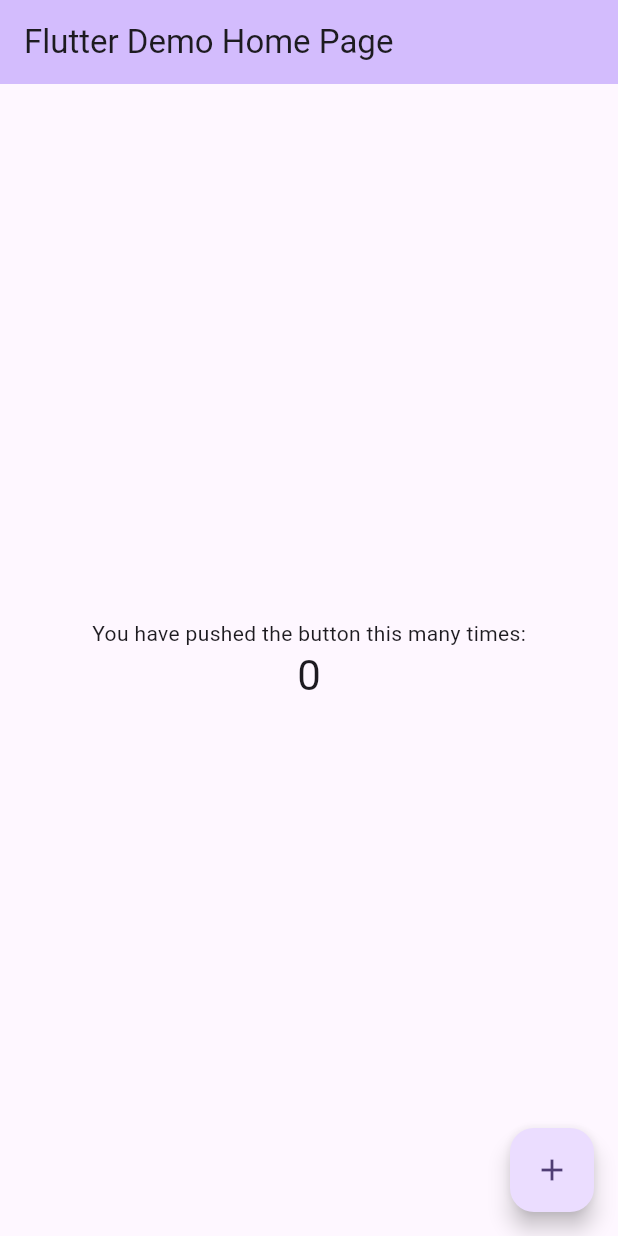
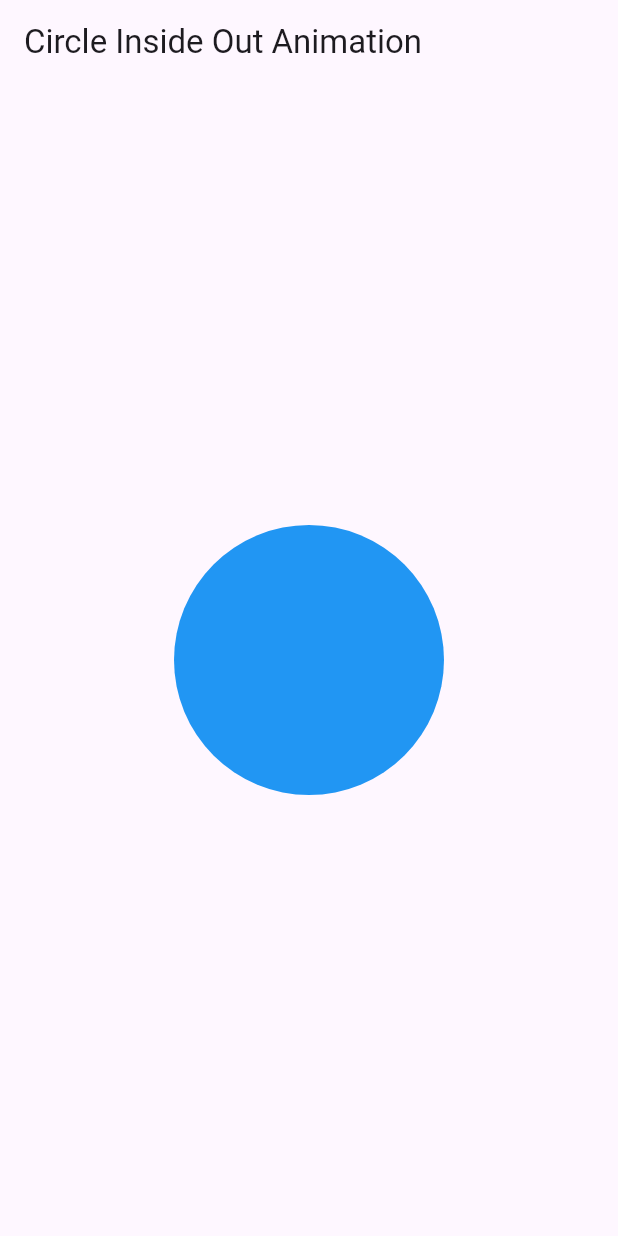
Before and after one commit to SundayOlubode/animation_practice, a Flutter app: the screen it shows after launch, on a phone screen of 412 x 824 dp. Run offline on Flutter 3.47's test engine with Material 3 defaults, Android fonts, the phone set to English and light mode, and no system bars.

Commit message:
add animation

```diff
--- a/lib/main.dart
+++ b/lib/main.dart
@@ -7,119 +7,88 @@ void main() {
 class MyApp extends StatelessWidget {
   const MyApp({super.key});
 
-  // This widget is the root of your application.
   @override
   Widget build(BuildContext context) {
     return MaterialApp(
-      title: 'Flutter Demo',
+      title: 'Circle Inside Out Animation',
       theme: ThemeData(
-        // This is the theme of your application.
-        //
-        // TRY THIS: Try running your application with "flutter run". You'll see
-        // the application has a purple toolbar. Then, without quitting the app,
-        // try changing the seedColor in the colorScheme below to Colors.green
-        // and then invoke "hot reload" (save your changes or press the "hot
-        // reload" button in a Flutter-supported IDE, or press "r" if you used
-        // the command line to start the app).
-        //
-        // Notice that the counter didn't reset back to zero; the application
-        // state is not lost during the reload. To reset the state, use hot
-        // restart instead.
-        //
-        // This works for code too, not just values: Most code changes can be
-        // tested with just a hot reload.
-        colorScheme: ColorScheme.fromSeed(seedColor: Colors.deepPurple),
-        useMaterial3: true,
+        primarySwatch: Colors.blue,
       ),
-      home: const MyHomePage(title: 'Flutter Demo Home Page'),
+      home: const CircleAnimation(),
     );
   }
 }
 
-class MyHomePage extends StatefulWidget {
-  const MyHomePage({super.key, required this.title});
-
-  // This widget is the home page of your application. It is stateful, meaning
-  // that it has a State object (defined below) that contains fields that affect
-  // how it looks.
-
-  // This class is the configuration for the state. It holds the values (in this
-  // case the title) provided by the parent (in this case the App widget) and
-  // used by the build method of the State. Fields in a Widget subclass are
-  // always marked "final".
-
-  final String title;
+class CircleAnimation extends StatefulWidget {
+  const CircleAnimation({super.key});
 
   @override
-  State<MyHomePage> createState() => _MyHomePageState();
+  _CircleAnimationState createState() => _CircleAnimationState();
 }
 
-class _MyHomePageState extends State<MyHomePage> {
-  int _counter = 0;
+class _CircleAnimationState extends State<CircleAnimation>
+    with SingleTickerProviderStateMixin {
+  late final AnimationController _controller;
+  late final Animation<double> _animation;
 
-  void _incrementCounter() {
-    setState(() {
-      // This call to setState tells the Flutter framework that something has
-      // changed in this State, which causes it to rerun the build method below
-      // so that the display can reflect the updated values. If we changed
-      // _counter without calling setState(), then the build method would not be
-      // called again, and so nothing would appear to happen.
-      _counter++;
-    });
+  @override
+  void initState() {
+    super.initState();
+    _controller = AnimationController(
+      duration: const Duration(seconds: 2),
+      vsync: this,
+    );
+
+    _animation = Tween<double>(begin: 0, end: 1).animate(_controller)
+      ..addListener(() {
+        setState(() {});
+      });
+
+    _controller.repeat(reverse: true);
+  }
+
+  @override
+  void dispose() {
+    _controller.dispose();
+    super.dispose();
   }
 
   @override
   Widget build(BuildContext context) {
-    // This method is rerun every time setState is called, for instance as done
-    // by the _incrementCounter method above.
-    //
-    // The Flutter framework has been optimized to make rerunning build methods
-    // fast, so that you can just rebuild anything that needs updating rather
-    // than having to individually change instances of widgets.
     return Scaffold(
       appBar: AppBar(
-        // TRY THIS: Try changing the color here to a specific color (to
-        // Colors.amber, perhaps?) and trigger a hot reload to see the AppBar
-        // change color while the other colors stay the same.
-        backgroundColor: Theme.of(context).colorScheme.inversePrimary,
-        // Here we take the value from the MyHomePage object that was created by
-        // the App.build method, and use it to set our appbar title.
-        title: Text(widget.title),
+        title: const Text('Circle Inside Out Animation'),
       ),
       body: Center(
-        // Center is a layout widget. It takes a single child and positions it
-        // in the middle of the parent.
-        child: Column(
-          // Column is also a layout widget. It takes a list of children and
-          // arranges them vertically. By default, it sizes itself to fit its
-          // children horizontally, and tries to be as tall as its parent.
-          //
-          // Column has various properties to control how it sizes itself and
-          // how it positions its children. Here we use mainAxisAlignment to
-          // center the children vertically; the main axis here is the vertical
-          // axis because Columns are vertical (the cross axis would be
-          // horizontal).
-          //
-          // TRY THIS: Invoke "debug painting" (choose the "Toggle Debug Paint"
-          // action in the IDE, or press "p" in the console), to see the
-          // wireframe for each widget.
-          mainAxisAlignment: MainAxisAlignment.center,
-          children: <Widget>[
-            const Text(
-              'You have pushed the button this many times:',
-            ),
-            Text(
-              '$_counter',
-              style: Theme.of(context).textTheme.headlineMedium,
-            ),
-          ],
+        child: CustomPaint(
+          painter: CirclePainter(_animation.value),
+          child: const SizedBox(
+            width: 200,
+            height: 200,
+          ),
         ),
       ),
-      floatingActionButton: FloatingActionButton(
-        onPressed: _incrementCounter,
-        tooltip: 'Increment',
-        child: const Icon(Icons.add),
-      ), // This trailing comma makes auto-formatting nicer for build methods.
     );
   }
 }
+
+class CirclePainter extends CustomPainter {
+  final double progress;
+
+  CirclePainter(this.progress);
+
+  @override
+  void paint(Canvas canvas, Size size) {
+    final Paint paint = Paint()
+      ..color = Colors.blue
+      ..style = PaintingStyle.fill;
+
+    double radius = (1 - progress) * (size.width / 2);
+    canvas.drawCircle(size.center(Offset.zero), radius, paint);
+  }
+
+  @override
+  bool shouldRepaint(CirclePainter oldDelegate) {
+    return oldDelegate.progress != progress;
+  }
+}
```
